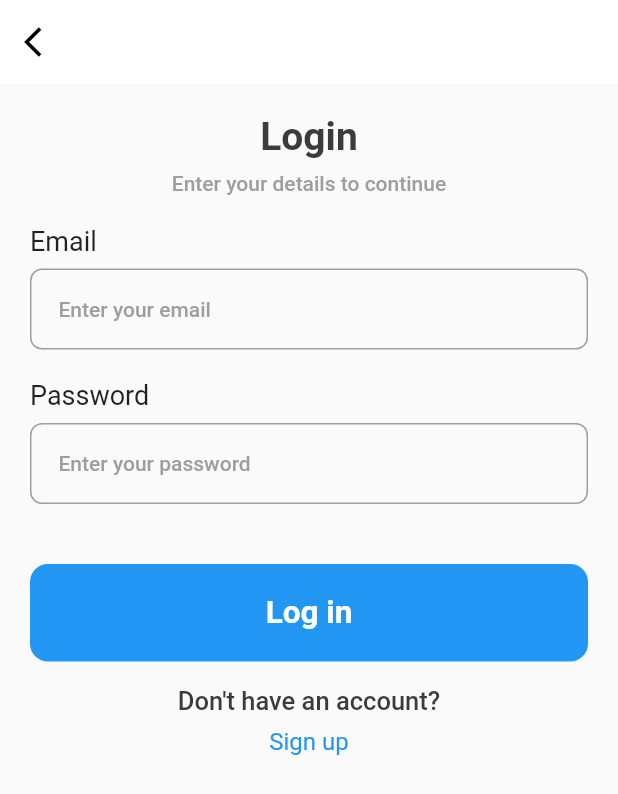
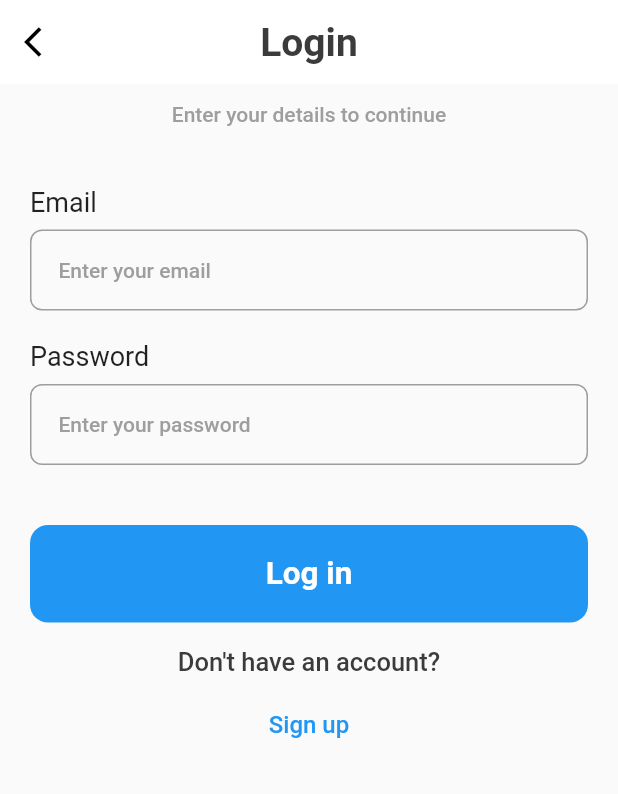
Before and after one commit to HumbleGh/eatsy, a Flutter app: the screen it shows after launch, on a phone screen of 412 x 824 dp. Shown: the top 794 px of the screen. Run offline on Flutter 3.47's test engine with Material 2 defaults, Android fonts, the phone set to English and light mode, and no system bars; our stand-ins replace gap, get.

Commit message:
minor updates

```diff
--- a/lib/pages/home_page.dart
+++ b/lib/pages/home_page.dart
@@ -1,3 +1,4 @@
+import 'package:eatsy/pages/sign_up_screen.dart';
 import 'package:eatsy/utils/app_style.dart';
 import 'package:eatsy/widgets/custom_text_field.dart';
 import 'package:flutter/material.dart';
@@ -13,6 +14,8 @@ class HomePage extends StatelessWidget {
       child: Scaffold(
         // backgroundColor: Styles.bgColor,
         appBar: AppBar(
+          title: Text('Login', style: Styles.headLineStyle1),
+          centerTitle: true,
           backgroundColor: Colors.white,
           elevation: 0.0,
           leading: const Icon(
@@ -22,21 +25,15 @@ class HomePage extends StatelessWidget {
         ),
         body: ListView(
             padding: EdgeInsets.symmetric(
-                vertical: AppLayout.getHeight(20),
+                vertical: AppLayout.getHeight(12),
                 horizontal: AppLayout.getHeight(20)),
             children: [
-              Text(
-                'Login',
-                style: Styles.headLineStyle1,
-                textAlign: TextAlign.center,
-              ),
-              Gap(AppLayout.getHeight(8)),
               Text(
                 'Enter your details to continue',
                 textAlign: TextAlign.center,
                 style: Styles.headLineStyle4.copyWith(color: Colors.grey),
               ),
-              Gap(AppLayout.getHeight(20)),
+              Gap(AppLayout.getHeight(40)),
               const CustomTextField(
                 label: 'Email',
                 hint: 'Enter your email',
@@ -63,8 +60,14 @@ class HomePage extends StatelessWidget {
                 textAlign: TextAlign.center,
               ),
               Gap(AppLayout.getHeight(8)),
-              GestureDetector(
-                onTap: () {},
+
+              TextButton(
+                onPressed: () {
+                  Navigator.push(
+                      context,
+                      MaterialPageRoute(
+                          builder: (context) => const SignUpScreen()));
+                },
                 child: Text(
                   'Sign up',
                   style: TextStyle(color: Colors.blue[500], fontSize: 16),
```
